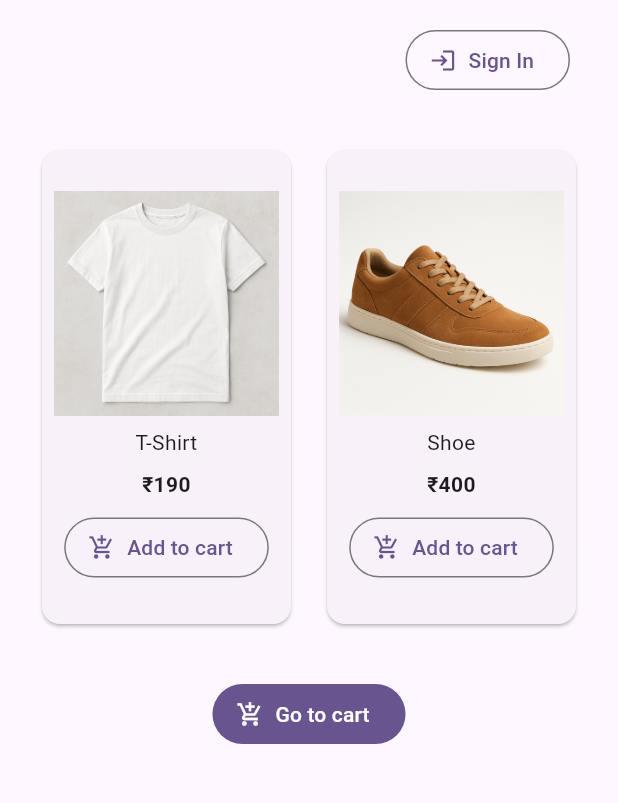
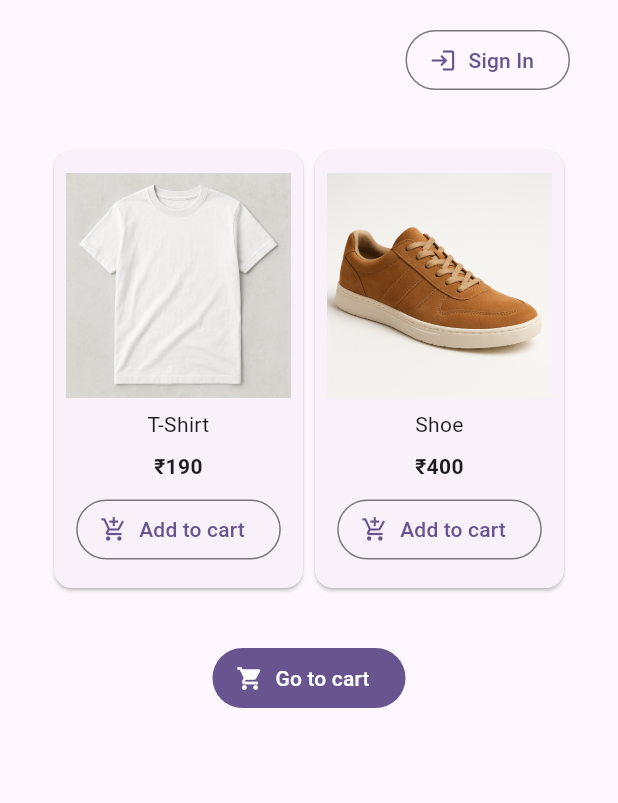
Before and after one commit to geophrase/flutter-demo-ecommerce-app, a Flutter app: the screen it shows after launch, on a phone screen of 412 x 824 dp, the part 84-887 px from its top. Run offline on Flutter 3.47's test engine with Material 3 defaults, Android fonts, the light colour scheme and no system bars.

Commit message:
Homepage UI done

```diff
--- a/lib/main.dart
+++ b/lib/main.dart
@@ -1,4 +1,6 @@
 import 'package:flutter/material.dart';
+import 'package:flutter_demo_ecommerce_app/ui/pages/home/home_page.dart';
+
 
 void main() {
   runApp(const MyApp());
@@ -18,108 +20,3 @@ class MyApp extends StatelessWidget {
     );
   }
 }
-
-class MyHomePage extends StatefulWidget {
-  const MyHomePage({super.key, required this.title});
-
-  final String title;
-
-  @override
-  State<MyHomePage> createState() => _MyHomePageState();
-}
-
-class _MyHomePageState extends State<MyHomePage> {
-  @override
-  Widget build(BuildContext context) {
-    return Scaffold(
-      appBar: AppBar(
-        backgroundColor: Theme.of(context).colorScheme.inversePrimary,
-        title: Text(widget.title),
-      ),
-      body: Center(
-        child: Column(
-          children: <Widget>[
-            const SizedBox(height: 16),
-        Align(
-          alignment: Alignment.centerRight,
-          child: Padding(
-            padding: const EdgeInsets.only(right: 32),
-            child: OutlinedButton.icon(
-                onPressed: () => const {},
-                icon: const Icon(Icons.login),
-                label: const Text('Sign In'),
-                iconAlignment: IconAlignment.start,
-              ),
-          )),
-            SizedBox(height: 32,),
-            Row(
-              mainAxisAlignment: MainAxisAlignment.center,
-              spacing: 16,
-              children: [
-                Card(
-                  child: Padding(
-                    padding: const EdgeInsets.all(8.0),
-                    child: SizedBox(
-                      width: 150,
-                      height: 300,
-                      child: Column(
-                        mainAxisAlignment: MainAxisAlignment.center,
-                        children: [
-                          Image.asset('assets/tshirt.png'),
-                          SizedBox(height: 8,),
-                          Text('T-Shirt', textAlign: TextAlign.center,),
-                          SizedBox(height: 8,),
-                          Text('₹190', textAlign: TextAlign.center, style: TextStyle(fontWeight: FontWeight.bold),),
-                          SizedBox(height: 8,),
-                          OutlinedButton.icon(
-                            onPressed: () => {},
-                            icon: const Icon(Icons.add_shopping_cart),
-                            label: const Text('Add to cart'),
-                            iconAlignment: IconAlignment.start,
-                          ),
-                        ],
-                      ),
-                    ),
-                  ),
-                ),
-                Card(
-                  child: Padding(
-                    padding: const EdgeInsets.all(8.0),
-                    child: SizedBox(
-                      width: 150,
-                      height: 300,
-                      child: Column(
-                        mainAxisAlignment: MainAxisAlignment.center,
-                        children: [
-                          Image.asset('assets/shoe.png'),
-                          SizedBox(height: 8,),
-                          Text('Shoe', textAlign: TextAlign.center,),
-                          SizedBox(height: 8,),
-                          Text('₹400', textAlign: TextAlign.center, style: TextStyle(fontWeight: FontWeight.bold),),
-                          SizedBox(height: 8,),
-                          OutlinedButton.icon(
-                            onPressed: () => {},
-                            icon: const Icon(Icons.add_shopping_cart),
-                            label: const Text('Add to cart'),
-                            iconAlignment: IconAlignment.start,
-                          ),
-                        ],
-                      ),
-                    ),
-                  ),
-                ),
-              ],
-            ),
-            SizedBox(height: 32,),
-            FilledButton.icon(
-              onPressed: () => {},
-              icon: const Icon(Icons.add_shopping_cart),
-              label: const Text('Go to cart'),
-              iconAlignment: IconAlignment.start,
-            ),
-          ],
-        ),
-      ),
-    );
-  }
-}
--- /dev/null
+++ b/lib/ui/pages/home/home_page.dart
@@ -0,0 +1,112 @@
+import 'package:flutter/material.dart';
+
+final List<Map<String, dynamic>> items = [
+  {'name': 'T-Shirt', 'price': 190, 'image': 'tshirt'},
+  {'name': 'Shoe', 'price': 400, 'image': 'shoe'},
+];
+
+class MyHomePage extends StatefulWidget {
+  const MyHomePage({super.key, required this.title});
+
+  final String title;
+
+  @override
+  State<MyHomePage> createState() => _MyHomePageState();
+}
+
+class _MyHomePageState extends State<MyHomePage> {
+  @override
+  Widget build(BuildContext context) {
+    return Scaffold(
+      appBar: AppBar(
+        backgroundColor: Theme.of(context).colorScheme.inversePrimary,
+        title: Text(widget.title),
+      ),
+      body: Center(
+        child: Column(
+          children: <Widget>[
+            const SizedBox(height: 16),
+            Align(
+              alignment: Alignment.centerRight,
+              child: Padding(
+                padding: const EdgeInsets.only(right: 32),
+                child: OutlinedButton.icon(
+                  onPressed: () => const {},
+                  icon: const Icon(Icons.login),
+                  label: const Text('Sign In'),
+                  iconAlignment: IconAlignment.start,
+                ),
+              ),
+            ),
+            SizedBox(height: 32),
+            Row(
+              mainAxisAlignment: MainAxisAlignment.center,
+              spacing: 16,
+              children: [
+                Expanded(
+                  child: Align(
+                    alignment: Alignment.center, // Center horizontally
+                    child: SizedBox(
+                      height: 300,
+                      child: ListView.builder(
+                        scrollDirection: Axis.horizontal,
+                        shrinkWrap: true,
+                        itemCount: items.length,
+                        itemBuilder: (context, index) {
+                          final item = items[index];
+
+                          return Card(
+                            child: Padding(
+                              padding: const EdgeInsets.all(8.0),
+                              child: SizedBox(
+                                width: 150,
+                                height: 300,
+                                child: Column(
+                                  mainAxisAlignment: MainAxisAlignment.center,
+                                  children: [
+                                    Image.asset('assets/${item['image']}.png'),
+                                    SizedBox(height: 8),
+                                    Text(
+                                      item['name'],
+                                      textAlign: TextAlign.center,
+                                    ),
+                                    SizedBox(height: 8),
+                                    Text(
+                                      "₹${item['price'].toString()}",
+                                      textAlign: TextAlign.center,
+                                      style: TextStyle(
+                                        fontWeight: FontWeight.bold,
+                                      ),
+                                    ),
+                                    SizedBox(height: 8),
+                                    OutlinedButton.icon(
+                                      onPressed: () => {},
+                                      icon: const Icon(Icons.add_shopping_cart),
+                                      label: const Text('Add to cart'),
+                                      iconAlignment: IconAlignment.start,
+                                    ),
+                                  ],
+                                ),
+                              ),
+                            ),
+                          );
+                        },
+                      ),
+                    ),
+                  ),
+                ),
+              ],
+            ),
+            SizedBox(height: 32),
+            FilledButton.icon(
+              onPressed: () => {},
+              icon: const Icon(Icons.shopping_cart),
+              label: const Text('Go to cart'),
+              iconAlignment: IconAlignment.start,
+            ),
+          ],
+        ),
+      ),
+    );
+  }
+}
```
